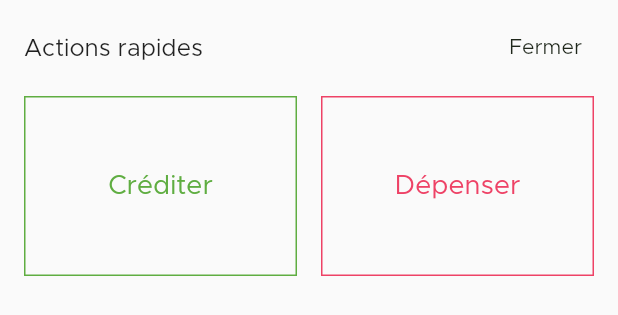
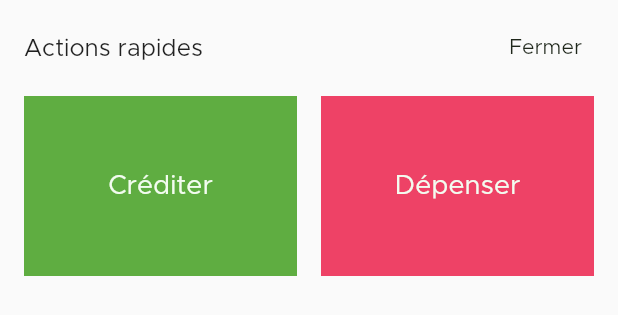
Before and after one commit to Drakx116/my-budget-app, a Flutter app: the BottomModal widget shown alone on an empty page, opened directly, on a phone screen of 412 x 824 dp. Shown: the top 315 px of the screen. Run offline on Flutter 3.47's test engine with Material 2 defaults, Android fonts, the phone set to English and light mode, and no system bars; our stand-ins replace dio, flutter_dotenv, flutter_secure_storage, freezed_annotation, image_picker; missing offline and left inert: learning_input_image, learning_text_recognition; accounts and stored records are empty; network calls fail.

Commit message:
feat(style): adjust spacing and colors :sparkles:

```diff
--- a/lib/widgets/bottom_modal_widget.dart
+++ b/lib/widgets/bottom_modal_widget.dart
@@ -40,17 +40,13 @@ class BottomModal extends StatelessWidget
                         padding: const EdgeInsets.only(right: 8),
                         child: GestureDetector(
                           child: Container(
-                            decoration: BoxDecoration(
-                              border: Border.all(
-                                  color: AppColor.QUATERNARY
-                              ),
-                            ),
+                            decoration: const BoxDecoration(color: AppColor.QUATERNARY),
                             child: Column(
                               mainAxisAlignment: MainAxisAlignment.center,
                               crossAxisAlignment: CrossAxisAlignment.center,
                               children: const [
                                 Text('Créditer', style: TextStyle(
-                                  color: AppColor.QUATERNARY,
+                                  color: AppColor.LIGHT,
                                   fontSize: 18
                                 ))
                               ],
@@ -70,13 +66,9 @@ class BottomModal extends StatelessWidget
                         child: GestureDetector(
                           child: Container(
                             alignment: Alignment.center,
-                            decoration: BoxDecoration(
-                              border: Border.all(
-                                color: AppColor.SECONDARY
-                              )
-                            ),
+                            decoration: const BoxDecoration(color: AppColor.SECONDARY),
                             child: const Text('Dépenser', style: TextStyle(
-                              color: AppColor.SECONDARY,
+                              color: AppColor.LIGHT,
                               fontSize: 18
                             ))
                           ),
```
Also changed, not shown: lib/screens/homepage_screen.dart (+5 -5 lines).
